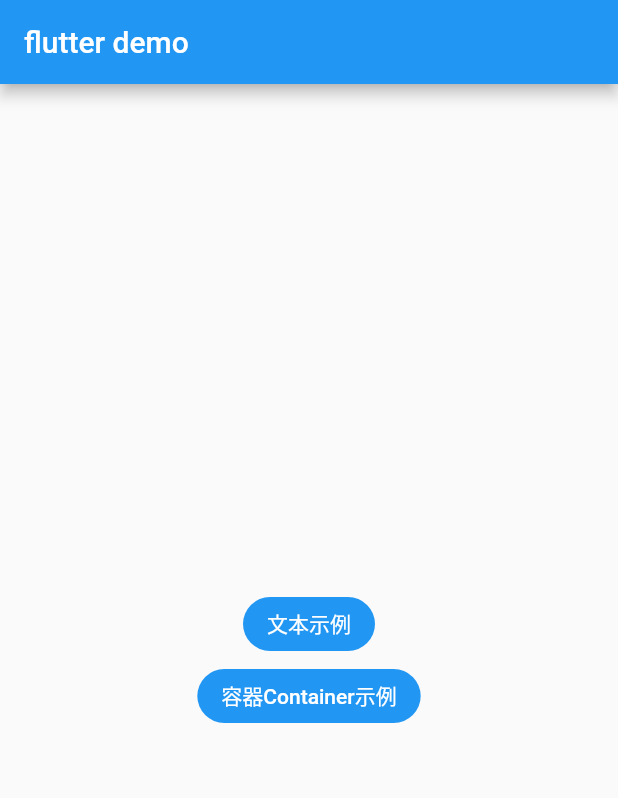
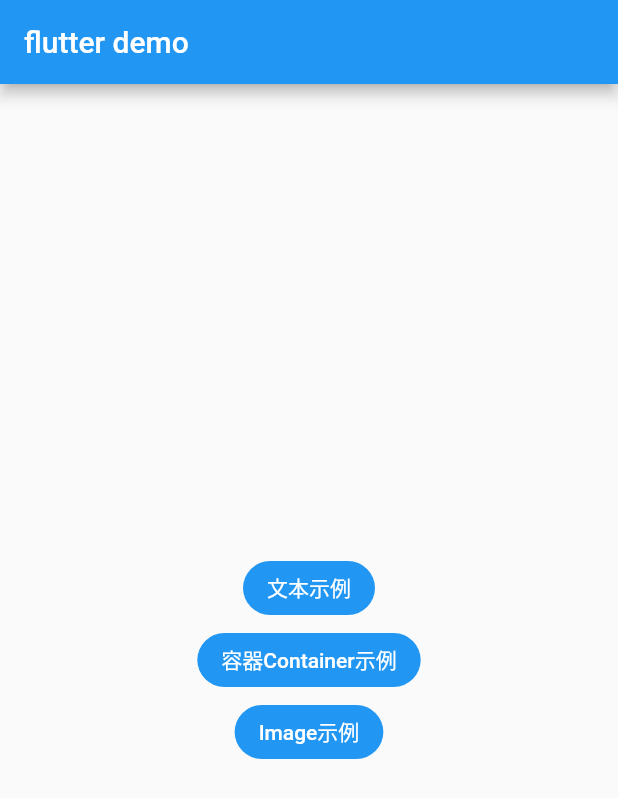
Before and after one commit to chenqf/flutter_widget_demo, a Flutter app: the screen it shows after launch, on a phone screen of 412 x 824 dp. Shown: the top 798 px of the screen. Run offline on Flutter 3.47's test engine with Material 2 defaults, Android fonts, the phone set to English and light mode, and no system bars.

Commit message:
组件 Image 简单相关内容

```diff
--- a/lib/main.dart
+++ b/lib/main.dart
@@ -1,6 +1,7 @@
 import 'package:flutter/material.dart';
 import './demo/text.dart';
 import './demo/container.dart';
+import './demo/image.dart';
 
 void main() => runApp(new MyApp());
 
@@ -68,6 +69,22 @@ class _MyHomePageState extends State<MyHomePage> {
                 );
               },
             ),
+            new FlatButton(
+              child: Text("Image示例"),
+              color: Colors.blue,
+              highlightColor: Colors.blue[700],
+              colorBrightness: Brightness.dark,
+              splashColor: Colors.grey,
+              shape:RoundedRectangleBorder(borderRadius: BorderRadius.circular(20.0)),
+              onPressed: () {
+                  //导航到新路由
+                Navigator.push( context,
+                  new MaterialPageRoute(builder: (context) {
+                    return new MyImage();
+                  })
+                );
+              },
+            ),
           ],
         ),
       )
--- a/pubspec.yaml
+++ b/pubspec.yaml
@@ -40,9 +40,9 @@ flutter:
   uses-material-design: true
 
   # To add assets to your application, add an assets section, like this:
-  # assets:
-  #  - images/a_dot_burr.jpeg
-  #  - images/a_dot_ham.jpeg
+  assets:
+    - images/feiniu.jpg
+#    - images/a_dot_ham.jpeg
 
   # An image asset can refer to one or more resolution-specific "variants", see
   # https://flutter.io/assets-and-images/#resolution-aware.
```
Also changed, not shown: lib/demo/image.dart (added, +35 -0 lines), images/feiniu.jpg (added), lib/demo/container.dart (line endings or trailing spaces).
